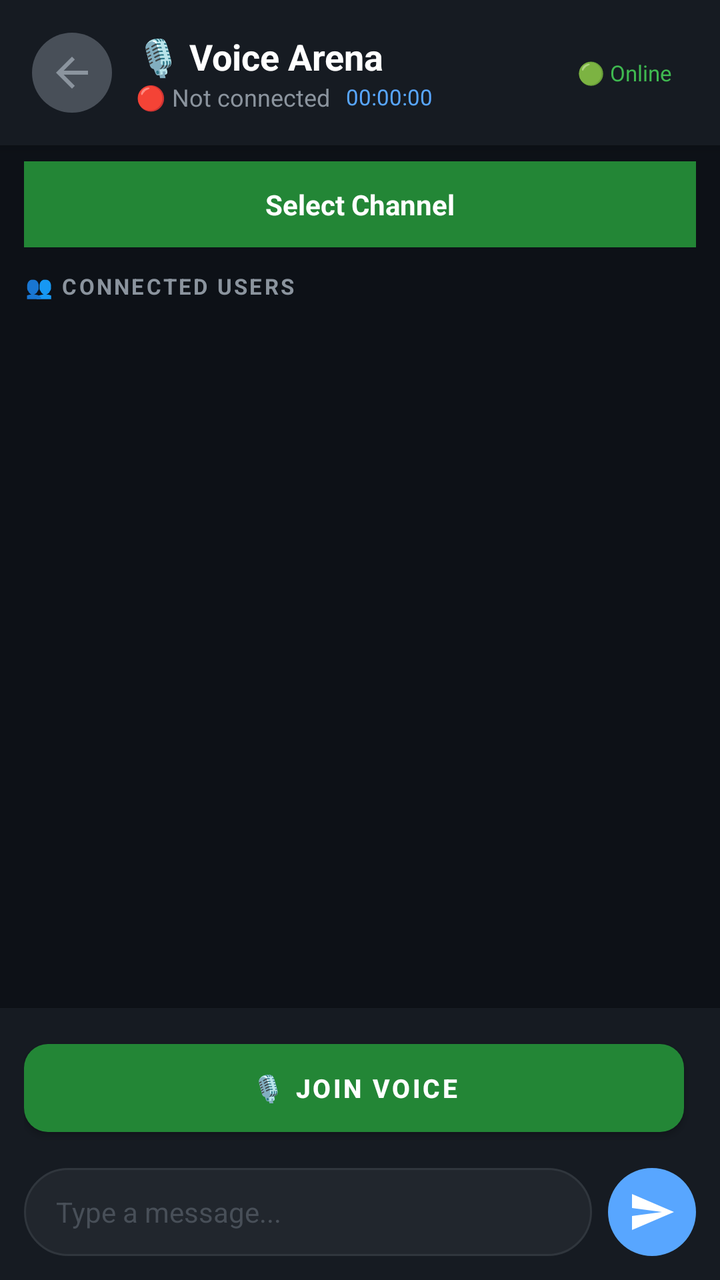
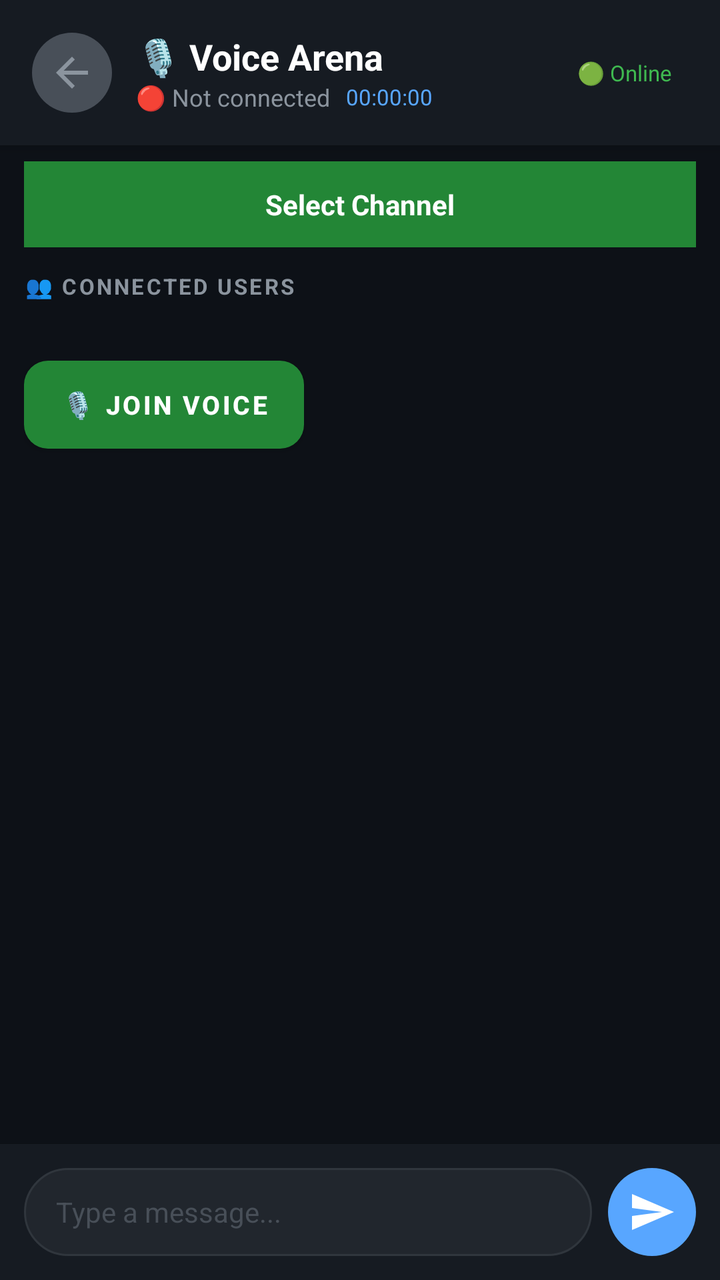

Two renders of the same Android screen: before a commit and after it. Below are the layout's source before the change and the commit's diff.
<!-- AndroidManifest.xml: application theme Theme.ZeroStress -->
<!-- res/layout/activity_voice_discord.xml -->
<?xml version="1.0" encoding="utf-8"?>
<LinearLayout xmlns:android="http://schemas.android.com/apk/res/android"
    xmlns:app="http://schemas.android.com/apk/res-auto"
    android:layout_width="match_parent"
    android:layout_height="match_parent"
    android:orientation="vertical"
    android:background="#FF0D1117">

    
    <LinearLayout
        android:layout_width="match_parent"
        android:layout_height="wrap_content"
        android:orientation="horizontal"
        android:padding="16dp"
        android:background="#FF161B22"
        android:gravity="center_vertical"
        android:elevation="4dp">

        <ImageButton
            android:id="@+id/btnBack"
            android:layout_width="40dp"
            android:layout_height="40dp"
            android:background="@drawable/bg_circle_button"
            android:src="@drawable/ic_back"
            android:padding="8dp"
            android:contentDescription="Back"/>

        <LinearLayout
            android:layout_width="0dp"
            android:layout_height="wrap_content"
            android:layout_weight="1"
            android:orientation="vertical"
            android:paddingHorizontal="12dp">

            <TextView
                android:layout_width="wrap_content"
                android:layout_height="wrap_content"
                android:text="🎙️ Voice Arena"
                android:textColor="#FFFFFFFF"
                android:textSize="18sp"
                android:textStyle="bold"/>

            <LinearLayout
                android:layout_width="wrap_content"
                android:layout_height="wrap_content"
                android:orientation="horizontal"
                android:gravity="center_vertical">

                <TextView
                    android:id="@+id/tvVoiceStatus"
                    android:layout_width="wrap_content"
                    android:layout_height="wrap_content"
                    android:text="🔴 Not connected"
                    android:textColor="#FF8B949E"
                    android:textSize="12sp"/>

                <TextView
                    android:id="@+id/tvTimer"
                    android:layout_width="wrap_content"
                    android:layout_height="wrap_content"
                    android:text="00:00:00"
                    android:textColor="#FF58A6FF"
                    android:textSize="11sp"
                    android:layout_marginStart="8dp"/>
            </LinearLayout>
        </LinearLayout>

        <TextView
            android:id="@+id/tvUserStatus"
            android:layout_width="wrap_content"
            android:layout_height="wrap_content"
            android:text="🟢 Online"
            android:textColor="#FF3FB950"
            android:textSize="11sp"
            android:background="@drawable/bg_status_badge"
            android:paddingHorizontal="8dp"
            android:paddingVertical="2dp"/>
    </LinearLayout>

    
    <LinearLayout
        android:id="@+id/tvAdminPanel"
        android:layout_width="match_parent"
        android:layout_height="wrap_content"
        android:orientation="vertical"
        android:background="#FF1C2333"
        android:padding="12dp"
        android:layout_marginHorizontal="12dp"
        android:layout_marginTop="8dp"
        android:visibility="gone">

        <TextView
            android:layout_width="wrap_content"
            android:layout_height="wrap_content"
            android:text="👑 ADMIN CONTROLS"
            android:textColor="#FFFFD700"
            android:textSize="11sp"
            android:textStyle="bold"
            android:letterSpacing="0.1"/>

        <com.google.android.material.button.MaterialButton
            android:id="@+id/btnManagePermissions"
            android:layout_width="match_parent"
            android:layout_height="40dp"
            android:text="👥 Manage Voice Permissions"
            android:textColor="#FFFFFFFF"
            android:textSize="12sp"
            android:layout_marginTop="8dp"
            app:backgroundTint="#FFFFD700"
            app:cornerRadius="8dp"/>
    </LinearLayout>

    
    <LinearLayout
        android:layout_width="match_parent"
        android:layout_height="wrap_content"
        android:background="#FF238636"
        android:padding="12dp"
        android:layout_marginHorizontal="12dp"
        android:layout_marginTop="8dp"
        android:gravity="center"
        android:visibility="visible">

        <TextView
            android:id="@+id/tvChannelName"
            android:layout_width="wrap_content"
            android:layout_height="wrap_content"
            android:text="Select Channel"
            android:textColor="#FFFFFFFF"
            android:textSize="14sp"
            android:textStyle="bold"/>
    </LinearLayout>

    
    <LinearLayout
        android:layout_width="match_parent"
        android:layout_height="0dp"
        android:layout_weight="1"
        android:orientation="vertical"
        android:padding="12dp">

        <TextView
            android:layout_width="wrap_content"
            android:layout_height="wrap_content"
            android:text="👥 CONNECTED USERS"
            android:textColor="#FF8B949E"
            android:textSize="11sp"
            android:textStyle="bold"
            android:letterSpacing="0.1"
            android:layout_marginBottom="8dp"/>

        <androidx.recyclerview.widget.RecyclerView
            android:id="@+id/rvUsers"
            android:layout_width="match_parent"
            android:layout_height="0dp"
            android:layout_weight="1"
            android:clipToPadding="false"/>
    </LinearLayout>

    
    <LinearLayout
        android:layout_width="match_parent"
        android:layout_height="wrap_content"
        android:orientation="vertical"
        android:background="#FF161B22"
        android:padding="12dp"
        android:elevation="8dp">

        
        <LinearLayout
            android:layout_width="match_parent"
            android:layout_height="wrap_content"
            android:orientation="horizontal"
            android:gravity="center">

            <com.google.android.material.button.MaterialButton
                android:id="@+id/btnJoinLeave"
                android:layout_width="0dp"
                android:layout_height="56dp"
                android:layout_weight="1"
                android:text="🎙️ Join Voice"
                android:textColor="#FFFFFFFF"
                android:textSize="13sp"
                android:textStyle="bold"
                android:layout_marginEnd="6dp"
                app:backgroundTint="#FF238636"
                app:cornerRadius="12dp"/>

            <com.google.android.material.button.MaterialButton
                android:id="@+id/btnMute"
                android:layout_width="wrap_content"
                android:layout_height="56dp"
                android:text="🔇"
                android:textSize="20sp"
                android:visibility="gone"
                app:backgroundTint="#FF484F58"
                app:cornerRadius="12dp"/>

            <com.google.android.material.button.MaterialButton
                android:id="@+id/btnDeafen"
                android:layout_width="wrap_content"
                android:layout_height="56dp"
                android:text="🔕"
                android:textSize="20sp"
                android:visibility="gone"
                app:backgroundTint="#FF484F58"
                app:cornerRadius="12dp"/>

            <com.google.android.material.button.MaterialButton
                android:id="@+id/btnScreenShare"
                android:layout_width="wrap_content"
                android:layout_height="56dp"
                android:text="🖥️"
                android:textSize="20sp"
                android:visibility="gone"
                app:backgroundTint="#FF484F58"
                app:cornerRadius="12dp"/>

            <com.google.android.material.button.MaterialButton
                android:id="@+id/btnPushToTalk"
                android:layout_width="wrap_content"
                android:layout_height="56dp"
                android:text="🎤"
                android:textSize="20sp"
                android:visibility="gone"
                app:backgroundTint="#FF484F58"
                app:cornerRadius="12dp"/>

            <com.google.android.material.button.MaterialButton
                android:id="@+id/btnHandRaise"
                android:layout_width="wrap_content"
                android:layout_height="56dp"
                android:text="✋"
                android:textSize="20sp"
                android:visibility="gone"
                app:backgroundTint="#FF484F58"
                app:cornerRadius="12dp"/>

            <com.google.android.material.button.MaterialButton
                android:id="@+id/btnMoreOptions"
                android:layout_width="wrap_content"
                android:layout_height="56dp"
                android:text="⋯"
                android:textSize="20sp"
                android:visibility="gone"
                app:backgroundTint="#FF484F58"
                app:cornerRadius="12dp"/>
        </LinearLayout>

        
        <LinearLayout
            android:layout_width="match_parent"
            android:layout_height="wrap_content"
            android:orientation="horizontal"
            android:layout_marginTop="12dp"
            android:gravity="center_vertical">

            <EditText
                android:id="@+id/etChatMessage"
                android:layout_width="0dp"
                android:layout_height="44dp"
                android:layout_weight="1"
                android:background="@drawable/bg_chat_input"
                android:hint="Type a message..."
                android:textColor="#FFFFFFFF"
                android:textColorHint="#FF484F58"
                android:textSize="14sp"
                android:paddingHorizontal="16dp"
                android:singleLine="true"
                android:imeOptions="actionSend"
                android:inputType="text"/>

            <ImageButton
                android:id="@+id/btnSendChat"
                android:layout_width="44dp"
                android:layout_height="44dp"
                android:background="@drawable/bg_circle_button_accent"
                android:src="@drawable/ic_send"
                android:padding="10dp"
                android:layout_marginStart="8dp"
                android:contentDescription="Send"/>
        </LinearLayout>
    </LinearLayout>

    
    <LinearLayout
        android:id="@+id/chatContainer"
        android:layout_width="match_parent"
        android:layout_height="200dp"
        android:orientation="vertical"
        android:background="#FF0D1117"
        android:padding="8dp"
        android:visibility="gone">

        <TextView
            android:layout_width="wrap_content"
            android:layout_height="wrap_content"
            android:text="# Voice Chat"
            android:textColor="#FF8B949E"
            android:textSize="11sp"
            android:padding="4dp"
            android:layout_marginBottom="4dp"/>

        <androidx.recyclerview.widget.RecyclerView
            android:id="@+id/rvChat"
            android:layout_width="match_parent"
            android:layout_height="0dp"
            android:layout_weight="1"/>
    </LinearLayout>

    
    <ProgressBar
        android:id="@+id/progressBar"
        android:layout_width="wrap_content"
        android:layout_height="wrap_content"
        android:layout_gravity="center"
        android:visibility="gone"
        android:indeterminateTint="#FF58A6FF"/>

</LinearLayout>
<!-- resources referenced by this layout -->
<resources>
  <!-- drawable bg_chat_input (drawable) -->
  <?xml version="1.0" encoding="utf-8"?>
  <shape xmlns:android="http://schemas.android.com/apk/res/android"
      android:shape="rectangle">
      <solid android:color="#FF21262D"/>
      <corners android:radius="22dp"/>
      <stroke android:width="1dp" android:color="#FF30363D"/>
  </shape>
  <!-- drawable bg_circle_button (drawable) -->
  <?xml version="1.0" encoding="utf-8"?>
  <shape xmlns:android="http://schemas.android.com/apk/res/android"
      android:shape="oval">
      <solid android:color="#FF484F58"/>
      <size android:width="40dp" android:height="40dp"/>
  </shape>
  <!-- drawable bg_circle_button_accent (drawable) -->
  <?xml version="1.0" encoding="utf-8"?>
  <shape xmlns:android="http://schemas.android.com/apk/res/android"
      android:shape="oval">
      <solid android:color="#FF58A6FF"/>
      <size android:width="44dp" android:height="44dp"/>
  </shape>
  <!-- drawable bg_status_badge (drawable) -->
  <?xml version="1.0" encoding="utf-8"?>
  <shape xmlns:android="http://schemas.android.com/apk/res/android"
      android:shape="rectangle">
      <solid android:fillColor="#1e293b" />
      <corners android:radius="6dp" />
  </shape>
  <!-- drawable ic_back (drawable) -->
  <?xml version="1.0" encoding="utf-8"?>
  <vector xmlns:android="http://schemas.android.com/apk/res/android"
      android:width="24dp"
      android:height="24dp"
      android:viewportWidth="24"
      android:viewportHeight="24"
      android:tint="#FF8B949E">
      <path
          android:fillColor="#FFFFFFFF"
          android:pathData="M20,11H7.83l5.59,-5.59L12,4l-8,8 8,8 1.41,-1.41L7.83,13H20v-2z"/>
  </vector>
  <!-- drawable ic_send (drawable) -->
  <?xml version="1.0" encoding="utf-8"?>
  <vector xmlns:android="http://schemas.android.com/apk/res/android"
      android:width="24dp"
      android:height="24dp"
      android:viewportWidth="24"
      android:viewportHeight="24"
      android:tint="#FFFFFFFF">
      <path
          android:fillColor="#FFFFFFFF"
          android:pathData="M2.01,21L23,12 2.01,3 2,10l15,2 -15,2z"/>
  </vector>
  <style name="Theme.ZeroStress" parent="Theme.MaterialComponents.DayNight.NoActionBar">
          <item name="colorPrimary">@color/primary</item>
          <item name="colorPrimaryDark">@color/primary_dark</item>
          <item name="colorAccent">@color/accent</item>
          <item name="android:windowBackground">@color/bg_main</item>
          <item name="android:statusBarColor">@color/bg_main</item>
          <item name="android:navigationBarColor">@color/bg_main</item>
          <item name="android:textColorPrimary">@color/text_primary</item>
          <item name="android:textColorSecondary">@color/text_secondary</item>
      </style>
  <color name="primary">#667eea</color>
  <color name="primary_dark">#764ba2</color>
  <color name="accent">#38ef7d</color>
  <color name="bg_main">#0f0c29</color>
  <color name="text_primary">#ffffff</color>
  <color name="text_secondary">#a0aec0</color>
</resources>

<!-- the commit's change to res/layout/activity_voice_discord.xml (unified diff, before → after) -->
@@ -78,84 +78,191 @@
     </LinearLayout>
 
     
-    <LinearLayout
-        android:id="@+id/tvAdminPanel"
-        android:layout_width="match_parent"
-        android:layout_height="wrap_content"
-        android:orientation="vertical"
-        android:background="#FF1C2333"
-        android:padding="12dp"
-        android:layout_marginHorizontal="12dp"
-        android:layout_marginTop="8dp"
-        android:visibility="gone">
-
-        <TextView
-            android:layout_width="wrap_content"
-            android:layout_height="wrap_content"
-            android:text="👑 ADMIN CONTROLS"
-            android:textColor="#FFFFD700"
-            android:textSize="11sp"
-            android:textStyle="bold"
-            android:letterSpacing="0.1"/>
-
-        <com.google.android.material.button.MaterialButton
-            android:id="@+id/btnManagePermissions"
-            android:layout_width="match_parent"
-            android:layout_height="40dp"
-            android:text="👥 Manage Voice Permissions"
-            android:textColor="#FFFFFFFF"
-            android:textSize="12sp"
-            android:layout_marginTop="8dp"
-            app:backgroundTint="#FFFFD700"
-            app:cornerRadius="8dp"/>
-    </LinearLayout>
-
-    
-    <LinearLayout
-        android:layout_width="match_parent"
-        android:layout_height="wrap_content"
-        android:background="#FF238636"
-        android:padding="12dp"
-        android:layout_marginHorizontal="12dp"
-        android:layout_marginTop="8dp"
-        android:gravity="center"
-        android:visibility="visible">
-
-        <TextView
-            android:id="@+id/tvChannelName"
-            android:layout_width="wrap_content"
-            android:layout_height="wrap_content"
-            android:text="Select Channel"
-            android:textColor="#FFFFFFFF"
-            android:textSize="14sp"
-            android:textStyle="bold"/>
-    </LinearLayout>
-
-    
-    <LinearLayout
+    <androidx.core.widget.NestedScrollView
         android:layout_width="match_parent"
         android:layout_height="0dp"
         android:layout_weight="1"
-        android:orientation="vertical"
-        android:padding="12dp">
-
-        <TextView
-            android:layout_width="wrap_content"
-            android:layout_height="wrap_content"
-            android:text="👥 CONNECTED USERS"
-            android:textColor="#FF8B949E"
-            android:textSize="11sp"
-            android:textStyle="bold"
-            android:letterSpacing="0.1"
-            android:layout_marginBottom="8dp"/>
-
-        <androidx.recyclerview.widget.RecyclerView
-            android:id="@+id/rvUsers"
+        android:fillViewport="true">
+
+        <LinearLayout
             android:layout_width="match_parent"
-            android:layout_height="0dp"
-            android:layout_weight="1"
-            android:clipToPadding="false"/>
-    </LinearLayout>
+            android:layout_height="wrap_content"
+            android:orientation="vertical">
+
+            
+            <LinearLayout
+                android:id="@+id/tvAdminPanel"
+                android:layout_width="match_parent"
+                android:layout_height="wrap_content"
+                android:orientation="vertical"
+                android:background="#FF1C2333"
+                android:padding="12dp"
+                android:layout_marginHorizontal="12dp"
+                android:layout_marginTop="8dp"
+                android:visibility="gone">
+
+                <TextView
+                    android:layout_width="wrap_content"
+                    android:layout_height="wrap_content"
+                    android:text="👑 ADMIN CONTROLS"
+                    android:textColor="#FFFFD700"
+                    android:textSize="11sp"
+                    android:textStyle="bold"
+                    android:letterSpacing="0.1"/>
+
+                <com.google.android.material.button.MaterialButton
+                    android:id="@+id/btnManagePermissions"
+                    android:layout_width="match_parent"
+                    android:layout_height="40dp"
+                    android:text="👥 Manage Voice Permissions"
+                    android:textColor="#FFFFFFFF"
+                    android:textSize="12sp"
+                    android:layout_marginTop="8dp"
+                    app:backgroundTint="#FFFFD700"
+                    app:cornerRadius="8dp"/>
+            </LinearLayout>
+
+            
+            <LinearLayout
+                android:layout_width="match_parent"
+                android:layout_height="wrap_content"
+                android:background="#FF238636"
+                android:padding="12dp"
+                android:layout_marginHorizontal="12dp"
+                android:layout_marginTop="8dp"
+                android:gravity="center"
+                android:visibility="visible">
+
+                <TextView
+                    android:id="@+id/tvChannelName"
+                    android:layout_width="wrap_content"
+                    android:layout_height="wrap_content"
+                    android:text="Select Channel"
+                    android:textColor="#FFFFFFFF"
+                    android:textSize="14sp"
+                    android:textStyle="bold"/>
+            </LinearLayout>
+
+            
+            <LinearLayout
+                android:layout_width="match_parent"
+                android:layout_height="wrap_content"
+                android:orientation="vertical"
+                android:padding="12dp">
+
+                <TextView
+                    android:layout_width="wrap_content"
+                    android:layout_height="wrap_content"
+                    android:text="👥 CONNECTED USERS"
+                    android:textColor="#FF8B949E"
+                    android:textSize="11sp"
+                    android:textStyle="bold"
+                    android:letterSpacing="0.1"
+                    android:layout_marginBottom="8dp"/>
+
+                <androidx.recyclerview.widget.RecyclerView
+                    android:id="@+id/rvUsers"
+                    android:layout_width="match_parent"
+                    android:layout_height="wrap_content"
+                    android:nestedScrollingEnabled="false"
+                    android:clipToPadding="false"/>
+            </LinearLayout>
+
+            
+            <HorizontalScrollView
+                android:layout_width="match_parent"
+                android:layout_height="wrap_content"
+                android:scrollbars="none"
+                android:paddingHorizontal="12dp"
+                android:layout_marginTop="4dp">
+
+                <LinearLayout
+                    android:layout_width="wrap_content"
+                    android:layout_height="wrap_content"
+                    android:orientation="horizontal"
+                    android:gravity="center">
+
+                    <com.google.android.material.button.MaterialButton
+                        android:id="@+id/btnJoinLeave"
+                        android:layout_width="140dp"
+                        android:layout_height="56dp"
+                        android:text="🎙️ Join Voice"
+                        android:textColor="#FFFFFFFF"
+                        android:textSize="13sp"
+                        android:textStyle="bold"
+                        android:layout_marginEnd="6dp"
+                        app:backgroundTint="#FF238636"
+                        app:cornerRadius="12dp"/>
+
+                    <com.google.android.material.button.MaterialButton
+                        android:id="@+id/btnMute"
+                        android:layout_width="56dp"
+                        android:layout_height="56dp"
+                        android:text="🔇"
+                        android:textSize="20sp"
+                        android:visibility="gone"
+                        android:layout_marginEnd="6dp"
+                        app:backgroundTint="#FF484F58"
+                        app:cornerRadius="12dp"/>
+
+                    <com.google.android.material.button.MaterialButton
+                        android:id="@+id/btnDeafen"
+                        android:layout_width="56dp"
+                        android:layout_height="56dp"
+                        android:text="🔕"
+                        android:textSize="20sp"
+                        android:visibility="gone"
+                        android:layout_marginEnd="6dp"
+                        app:backgroundTint="#FF484F58"
+                        app:cornerRadius="12dp"/>
+
+                    <com.google.android.material.button.MaterialButton
+                        android:id="@+id/btnScreenShare"
+                        android:layout_width="56dp"
+                        android:layout_height="56dp"
+                        android:text="🖥️"
+                        android:textSize="20sp"
+                        android:visibility="gone"
+                        android:layout_marginEnd="6dp"
+                        app:backgroundTint="#FF484F58"
+                        app:cornerRadius="12dp"/>
+
+                    <com.google.android.material.button.MaterialButton
+                        android:id="@+id/btnPushToTalk"
+                        android:layout_width="56dp"
+                        android:layout_height="56dp"
+                        android:text="🎤"
+                        android:textSize="20sp"
+                        android:visibility="gone"
+                        android:layout_marginEnd="6dp"
+                        app:backgroundTint="#FF484F58"
+                        app:cornerRadius="12dp"/>
+
+                    <com.google.android.material.button.MaterialButton
+                        android:id="@+id/btnHandRaise"
+                        android:layout_width="56dp"
+                        android:layout_height="56dp"
+                        android:text="✋"
+                        android:textSize="20sp"
+                        android:visibility="gone"
+                        android:layout_marginEnd="6dp"
+                        app:backgroundTint="#FF484F58"
+                        app:cornerRadius="12dp"/>
+
+                    <com.google.android.material.button.MaterialButton
+                        android:id="@+id/btnMoreOptions"
+                        android:layout_width="56dp"
+                        android:layout_height="56dp"
+                        android:text="⋯"
+                        android:textSize="20sp"
+                        android:visibility="gone"
+                        app:backgroundTint="#FF484F58"
+                        app:cornerRadius="12dp"/>
+                </LinearLayout>
+            </HorizontalScrollView>
+
+        </LinearLayout>
+    </androidx.core.widget.NestedScrollView>
 
     
     <LinearLayout
@@ -171,88 +278,6 @@
             android:layout_width="match_parent"
             android:layout_height="wrap_content"
             android:orientation="horizontal"
-            android:gravity="center">
-
-            <com.google.android.material.button.MaterialButton
-                android:id="@+id/btnJoinLeave"
-                android:layout_width="0dp"
-                android:layout_height="56dp"
-                android:layout_weight="1"
-                android:text="🎙️ Join Voice"
-                android:textColor="#FFFFFFFF"
-                android:textSize="13sp"
-                android:textStyle="bold"
-                android:layout_marginEnd="6dp"
-                app:backgroundTint="#FF238636"
-                app:cornerRadius="12dp"/>
-
-            <com.google.android.material.button.MaterialButton
-                android:id="@+id/btnMute"
-                android:layout_width="wrap_content"
-                android:layout_height="56dp"
-                android:text="🔇"
-                android:textSize="20sp"
-                android:visibility="gone"
-                app:backgroundTint="#FF484F58"
-                app:cornerRadius="12dp"/>
-
-            <com.google.android.material.button.MaterialButton
-                android:id="@+id/btnDeafen"
-                android:layout_width="wrap_content"
-                android:layout_height="56dp"
-                android:text="🔕"
-                android:textSize="20sp"
-                android:visibility="gone"
-                app:backgroundTint="#FF484F58"
-                app:cornerRadius="12dp"/>
-
-            <com.google.android.material.button.MaterialButton
-                android:id="@+id/btnScreenShare"
-                android:layout_width="wrap_content"
-                android:layout_height="56dp"
-                android:text="🖥️"
-                android:textSize="20sp"
-                android:visibility="gone"
-                app:backgroundTint="#FF484F58"
-                app:cornerRadius="12dp"/>
-
-            <com.google.android.material.button.MaterialButton
-                android:id="@+id/btnPushToTalk"
-                android:layout_width="wrap_content"
-                android:layout_height="56dp"
-                android:text="🎤"
-                android:textSize="20sp"
-                android:visibility="gone"
-                app:backgroundTint="#FF484F58"
-                app:cornerRadius="12dp"/>
-
-            <com.google.android.material.button.MaterialButton
-                android:id="@+id/btnHandRaise"
-                android:layout_width="wrap_content"
-                android:layout_height="56dp"
-                android:text="✋"
-                android:textSize="20sp"
-                android:visibility="gone"
-                app:backgroundTint="#FF484F58"
-                app:cornerRadius="12dp"/>
-
-            <com.google.android.material.button.MaterialButton
-                android:id="@+id/btnMoreOptions"
-                android:layout_width="wrap_content"
-                android:layout_height="56dp"
-                android:text="⋯"
-                android:textSize="20sp"
-                android:visibility="gone"
-                app:backgroundTint="#FF484F58"
-                app:cornerRadius="12dp"/>
-        </LinearLayout>
-
-        
-        <LinearLayout
-            android:layout_width="match_parent"
-            android:layout_height="wrap_content"
-            android:orientation="horizontal"
-            android:layout_marginTop="12dp"
             android:gravity="center_vertical">
 
             <EditText
